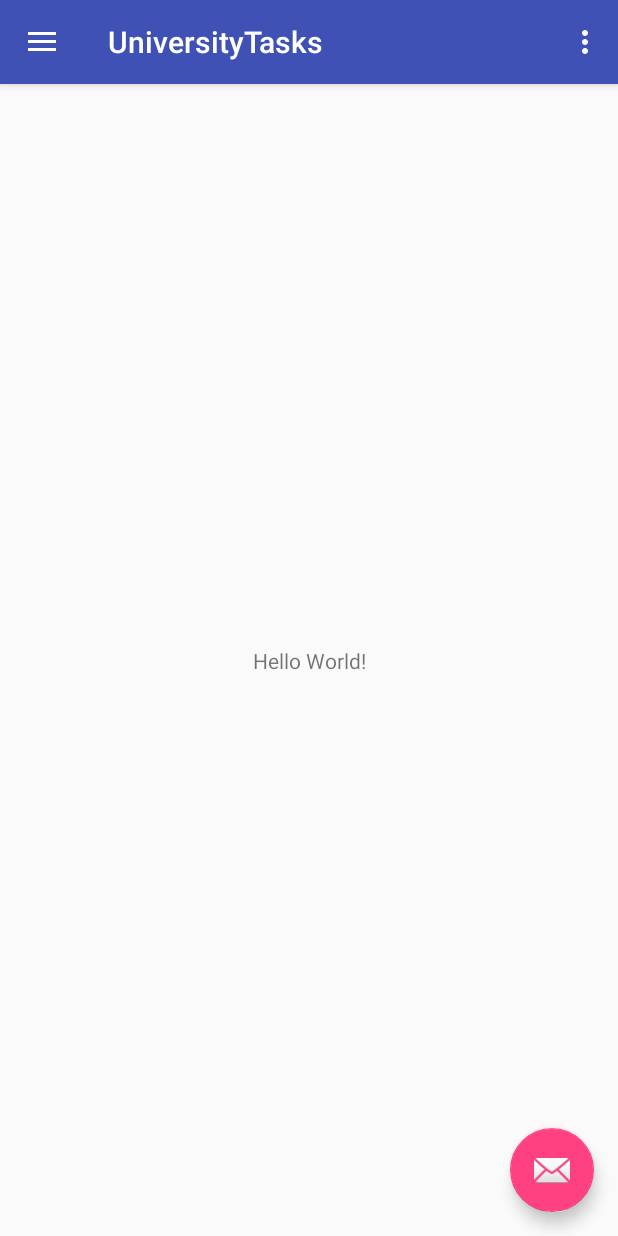
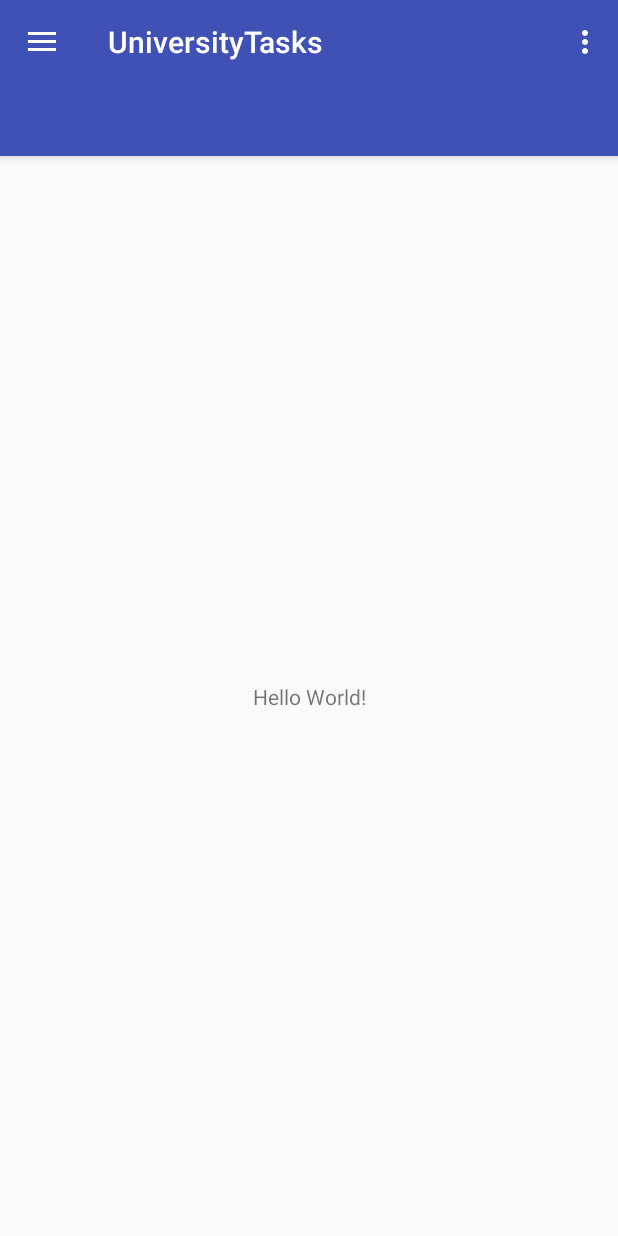
Before and after one commit to antonihnatovich/UniversityTasks, an Android app: the screen it shows after launch (MainActivity), on a phone screen of 412 x 824 dp. Run offline under Robolectric (Android 15) with nearby library versions, the phone set to English and light mode, and no system bars.

Commit message:
little of code snippets for tomorrow

```diff
--- a/UniversityTasks/app/src/main/AndroidManifest.xml
+++ b/UniversityTasks/app/src/main/AndroidManifest.xml
@@ -10,7 +10,7 @@
         android:supportsRtl="true"
         android:theme="@style/AppTheme">
         <activity
-            android:name=".MainActivity"
+            android:name=".view.MainActivity"
             android:label="@string/app_name"
             android:theme="@style/AppTheme.NoActionBar">
             <intent-filter>
--- a/UniversityTasks/app/src/main/java/com/example/yoant/universitytasks/MainActivity.java
+++ b/UniversityTasks/app/src/main/java/com/example/yoant/universitytasks/view/MainActivity.java
@@ -1,4 +1,4 @@
-package com.example.yoant.universitytasks;
+package com.example.yoant.universitytasks.view;
 
 import android.os.Bundle;
 import android.support.design.widget.FloatingActionButton;
@@ -13,6 +13,8 @@ import android.support.v7.widget.Toolbar;
 import android.view.Menu;
 import android.view.MenuItem;
 
+import com.example.yoant.universitytasks.R;
+
 public class MainActivity extends AppCompatActivity
         implements NavigationView.OnNavigationItemSelectedListener {
 
@@ -22,15 +24,6 @@ public class MainActivity extends AppCompatActivity
         setContentView(R.layout.activity_main);
         Toolbar toolbar = (Toolbar) findViewById(R.id.toolbar);
         setSupportActionBar(toolbar);
-
-        FloatingActionButton fab = (FloatingActionButton) findViewById(R.id.fab);
-        fab.setOnClickListener(new View.OnClickListener() {
-            @Override
-            public void onClick(View view) {
-                Snackbar.make(view, "Replace with your own action", Snackbar.LENGTH_LONG)
-                        .setAction("Action", null).show();
-            }
-        });
 
         DrawerLayout drawer = (DrawerLayout) findViewById(R.id.drawer_layout);
         ActionBarDrawerToggle toggle = new ActionBarDrawerToggle(
--- a/UniversityTasks/app/src/main/res/layout/app_bar_main.xml
+++ b/UniversityTasks/app/src/main/res/layout/app_bar_main.xml
@@ -4,7 +4,7 @@
     xmlns:tools="http://schemas.android.com/tools"
     android:layout_width="match_parent"
     android:layout_height="match_parent"
-    tools:context="com.example.yoant.universitytasks.MainActivity">
+    tools:context="com.example.yoant.universitytasks.view.MainActivity">
 
     <android.support.design.widget.AppBarLayout
         android:layout_width="match_parent"
@@ -18,16 +18,22 @@
             android:background="?attr/colorPrimary"
             app:popupTheme="@style/AppTheme.PopupOverlay" />
 
+        <android.support.design.widget.TabLayout
+            android:id="@+id/tabs"
+            android:layout_width="match_parent"
+            android:layout_height="wrap_content"
+            app:tabMode="scrollable"
+            app:tabGravity="fill"
+            app:tabMinWidth="100dp"/>
+
     </android.support.design.widget.AppBarLayout>
 
     <include layout="@layout/content_main" />
 
-    <android.support.design.widget.FloatingActionButton
-        android:id="@+id/fab"
-        android:layout_width="wrap_content"
+    <android.support.v4.view.ViewPager
+        android:id="@+id/viewPager"
+        android:layout_width="match_parent"
         android:layout_height="wrap_content"
-        android:layout_gravity="bottom|end"
-        android:layout_margin="@dimen/fab_margin"
-        app:srcCompat="@android:drawable/ic_dialog_email" />
+        app:layout_behavior="@string/appbar_scrolling_view_behavior" />
 
 </android.support.design.widget.CoordinatorLayout>
--- a/UniversityTasks/app/src/main/res/layout/content_main.xml
+++ b/UniversityTasks/app/src/main/res/layout/content_main.xml
@@ -5,7 +5,7 @@
     android:layout_width="match_parent"
     android:layout_height="match_parent"
     app:layout_behavior="@string/appbar_scrolling_view_behavior"
-    tools:context="com.example.yoant.universitytasks.MainActivity"
+    tools:context="com.example.yoant.universitytasks.view.MainActivity"
     tools:showIn="@layout/app_bar_main">
 
     <TextView
```
Also changed, not shown: UniversityTasks/app/src/main/java/com/example/yoant/universitytasks/adapters/recycler/CryptAdapter.java (added, +22 -0 lines), UniversityTasks/app/src/main/java/com/example/yoant/universitytasks/adapters/viewpager/ViewPagerAdapter.java (added, +39 -0 lines), UniversityTasks/app/src/main/java/com/example/yoant/universitytasks/logic/Cryptographer.java (added, +12 -0 lines).
